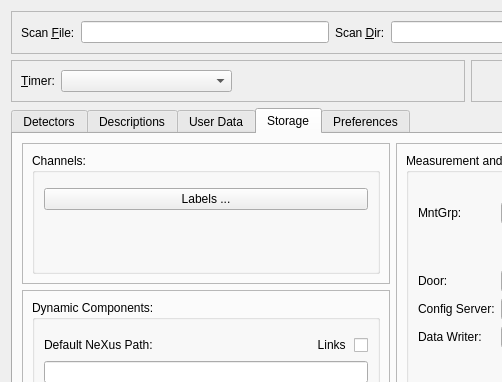
Old version of the form nxselector/ui/selector.ui in the repository nexdatas/nxselector; both pictures show x 0 to 502 and y 0 to 382 of the 785 by 602 pixel window.
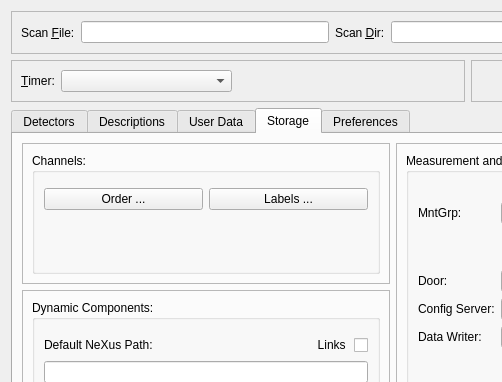
New version of the form. The open tabs and pages were chosen to show the change.

```diff
--- a/nxselector/ui/selector.ui
+++ b/nxselector/ui/selector.ui
@@ -258,7 +258,7 @@
                    <string>Channels:</string>
                   </property>
                   <layout class="QGridLayout" name="gridLayout_16">
-                   <item row="3" column="0">
+                   <item row="3" column="1">
                     <spacer name="verticalSpacer_10">
                      <property name="orientation">
                       <enum>Qt::Vertical</enum>
@@ -274,14 +274,14 @@
                      </property>
                     </spacer>
                    </item>
-                   <item row="2" column="0">
+                   <item row="2" column="1">
                     <widget class="QPushButton" name="labelsPushButton">
                      <property name="text">
                       <string>Labels ...</string>
                      </property>
                     </widget>
                    </item>
-                   <item row="1" column="0">
+                   <item row="1" column="1">
                     <spacer name="verticalSpacer_6">
                      <property name="orientation">
                       <enum>Qt::Vertical</enum>
@@ -297,7 +297,7 @@
                      </property>
                     </spacer>
                    </item>
-                   <item row="4" column="0">
+                   <item row="4" column="1">
                     <spacer name="verticalSpacer_22">
                      <property name="orientation">
                       <enum>Qt::Vertical</enum>
@@ -310,6 +310,13 @@
                      </property>
                     </spacer>
                    </item>
+                   <item row="2" column="0">
+                    <widget class="QPushButton" name="orderPushButton">
+                     <property name="text">
+                      <string>Order ...</string>
+                     </property>
+                    </widget>
+                   </item>
                   </layout>
                  </widget>
                 </item>
```
